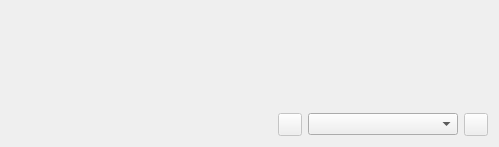
Iconoclasteinc/tgit, file resources/ui/album_screen.ui: the form before one commit.
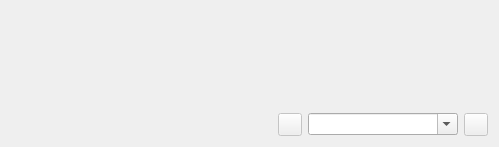
The form after the commit. Icons and pictures are not drawn.

```diff
--- a/resources/ui/album_screen.ui
+++ b/resources/ui/album_screen.ui
@@ -63,6 +63,12 @@
          <height>0</height>
         </size>
        </property>
+       <property name="editable">
+        <bool>true</bool>
+       </property>
+       <property name="insertPolicy">
+        <enum>QComboBox::NoInsert</enum>
+       </property>
       </widget>
      </item>
      <item>
```
Left out of the diff: 5 changed lines with no effect on the pictures.
